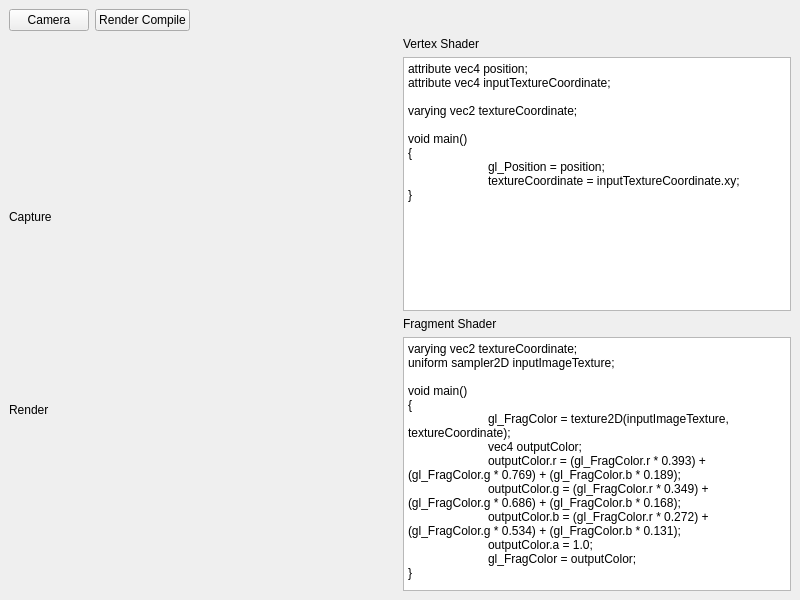
This is ShaderEye/MainWindow.ui in MediaEyeEngineers/ShaderEye as Qt 5 draws it before an edit. The edited form follows.
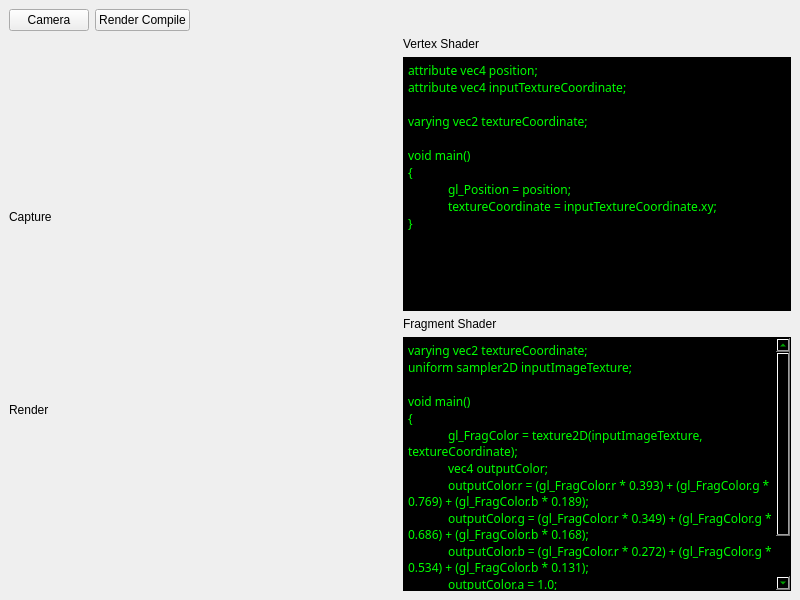
This is the edited form.

```diff
--- a/ShaderEye/MainWindow.ui
+++ b/ShaderEye/MainWindow.ui
@@ -147,11 +147,462 @@
                 <verstretch>0</verstretch>
                </sizepolicy>
               </property>
+              <property name="palette">
+               <palette>
+                <active>
+                 <colorrole role="WindowText">
+                  <brush brushstyle="SolidPattern">
+                   <color alpha="255">
+                    <red>0</red>
+                    <green>255</green>
+                    <blue>0</blue>
+                   </color>
+                  </brush>
+                 </colorrole>
+                 <colorrole role="Button">
+                  <brush brushstyle="SolidPattern">
+                   <color alpha="255">
+                    <red>0</red>
+                    <green>0</green>
+                    <blue>0</blue>
+                   </color>
+                  </brush>
+                 </colorrole>
+                 <colorrole role="Light">
+                  <brush brushstyle="SolidPattern">
+                   <color alpha="255">
+                    <red>216</red>
+                    <green>255</green>
+                    <blue>57</blue>
+                   </color>
+                  </brush>
+                 </colorrole>
+                 <colorrole role="Midlight">
+                  <brush brushstyle="SolidPattern">
+                   <color alpha="255">
+                    <red>191</red>
+                    <green>231</green>
+                    <blue>28</blue>
+                   </color>
+                  </brush>
+                 </colorrole>
+                 <colorrole role="Dark">
+                  <brush brushstyle="SolidPattern">
+                   <color alpha="255">
+                    <red>83</red>
+                    <green>104</green>
+                    <blue>0</blue>
+                   </color>
+                  </brush>
+                 </colorrole>
+                 <colorrole role="Mid">
+                  <brush brushstyle="SolidPattern">
+                   <color alpha="255">
+                    <red>111</red>
+                    <green>139</green>
+                    <blue>0</blue>
+                   </color>
+                  </brush>
+                 </colorrole>
+                 <colorrole role="Text">
+                  <brush brushstyle="SolidPattern">
+                   <color alpha="255">
+                    <red>0</red>
+                    <green>255</green>
+                    <blue>0</blue>
+                   </color>
+                  </brush>
+                 </colorrole>
+                 <colorrole role="BrightText">
+                  <brush brushstyle="SolidPattern">
+                   <color alpha="255">
+                    <red>255</red>
+                    <green>255</green>
+                    <blue>255</blue>
+                   </color>
+                  </brush>
+                 </colorrole>
+                 <colorrole role="ButtonText">
+                  <brush brushstyle="SolidPattern">
+                   <color alpha="255">
+                    <red>0</red>
+                    <green>255</green>
+                    <blue>0</blue>
+                   </color>
+                  </brush>
+                 </colorrole>
+                 <colorrole role="Base">
+                  <brush brushstyle="SolidPattern">
+                   <color alpha="255">
+                    <red>0</red>
+                    <green>0</green>
+                    <blue>0</blue>
+                   </color>
+                  </brush>
+                 </colorrole>
+                 <colorrole role="Window">
+                  <brush brushstyle="SolidPattern">
+                   <color alpha="255">
+                    <red>0</red>
+                    <green>0</green>
+                    <blue>0</blue>
+                   </color>
+                  </brush>
+                 </colorrole>
+                 <colorrole role="Shadow">
+                  <brush brushstyle="SolidPattern">
+                   <color alpha="255">
+                    <red>0</red>
+                    <green>0</green>
+                    <blue>0</blue>
+                   </color>
+                  </brush>
+                 </colorrole>
+                 <colorrole role="AlternateBase">
+                  <brush brushstyle="SolidPattern">
+                   <color alpha="255">
+                    <red>211</red>
+                    <green>231</green>
+                    <blue>127</blue>
+                   </color>
+                  </brush>
+                 </colorrole>
+                 <colorrole role="ToolTipBase">
+                  <brush brushstyle="SolidPattern">
+                   <color alpha="255">
+                    <red>255</red>
+                    <green>255</green>
+                    <blue>220</blue>
+                   </color>
+                  </brush>
+                 </colorrole>
+                 <colorrole role="ToolTipText">
+                  <brush brushstyle="SolidPattern">
+                   <color alpha="255">
+                    <red>0</red>
+                    <green>0</green>
+                    <blue>0</blue>
+                   </color>
+                  </brush>
+                 </colorrole>
+                 <colorrole role="PlaceholderText">
+                  <brush brushstyle="SolidPattern">
+                   <color alpha="128">
+                    <red>0</red>
+                    <green>0</green>
+                    <blue>0</blue>
+                   </color>
+                  </brush>
+                 </colorrole>
+                </active>
+                <inactive>
+                 <colorrole role="WindowText">
+                  <brush brushstyle="SolidPattern">
+                   <color alpha="255">
+                    <red>0</red>
+                    <green>255</green>
+                    <blue>0</blue>
+                   </color>
+                  </brush>
+                 </colorrole>
+                 <colorrole role="Button">
+                  <brush brushstyle="SolidPattern">
+                   <color alpha="255">
+                    <red>0</red>
+                    <green>0</green>
+                    <blue>0</blue>
+                   </color>
+                  </brush>
+                 </colorrole>
+                 <colorrole role="Light">
+                  <brush brushstyle="SolidPattern">
+                   <color alpha="255">
+                    <red>216</red>
+                    <green>255</green>
+                    <blue>57</blue>
+                   </color>
+                  </brush>
+                 </colorrole>
+                 <colorrole role="Midlight">
+                  <brush brushstyle="SolidPattern">
+                   <color alpha="255">
+                    <red>191</red>
+                    <green>231</green>
+                    <blue>28</blue>
+                   </color>
+                  </brush>
+                 </colorrole>
+                 <colorrole role="Dark">
+                  <brush brushstyle="SolidPattern">
+                   <color alpha="255">
+                    <red>83</red>
+                    <green>104</green>
+                    <blue>0</blue>
+                   </color>
+                  </brush>
+                 </colorrole>
+                 <colorrole role="Mid">
+                  <brush brushstyle="SolidPattern">
+                   <color alpha="255">
+                    <red>111</red>
+                    <green>139</green>
+                    <blue>0</blue>
+                   </color>
+                  </brush>
+                 </colorrole>
+                 <colorrole role="Text">
+                  <brush brushstyle="SolidPattern">
+                   <color alpha="255">
+                    <red>0</red>
+                    <green>255</green>
+                    <blue>0</blue>
+                   </color>
+                  </brush>
+                 </colorrole>
+                 <colorrole role="BrightText">
+                  <brush brushstyle="SolidPattern">
+                   <color alpha="255">
+                    <red>255</red>
+                    <green>255</green>
+                    <blue>255</blue>
+                   </color>
+                  </brush>
+                 </colorrole>
+                 <colorrole role="ButtonText">
+                  <brush brushstyle="SolidPattern">
+                   <color alpha="255">
+                    <red>0</red>
+                    <green>255</green>
+                    <blue>0</blue>
+                   </color>
+                  </brush>
+                 </colorrole>
+                 <colorrole role="Base">
+                  <brush brushstyle="SolidPattern">
+                   <color alpha="255">
+                    <red>0</red>
+                    <green>0</green>
+                    <blue>0</blue>
+                   </color>
+                  </brush>
+                 </colorrole>
+                 <colorrole role="Window">
+                  <brush brushstyle="SolidPattern">
+                   <color alpha="255">
+                    <red>0</red>
+                    <green>0</green>
+                    <blue>0</blue>
+                   </color>
+                  </brush>
+                 </colorrole>
+                 <colorrole role="Shadow">
+                  <brush brushstyle="SolidPattern">
+                   <color alpha="255">
+                    <red>0</red>
+                    <green>0</green>
+                    <blue>0</blue>
+                   </color>
+                  </brush>
+                 </colorrole>
+                 <colorrole role="AlternateBase">
+                  <brush brushstyle="SolidPattern">
+                   <color alpha="255">
+                    <red>211</red>
+                    <green>231</green>
+                    <blue>127</blue>
+                   </color>
+                  </brush>
+                 </colorrole>
+                 <colorrole role="ToolTipBase">
+                  <brush brushstyle="SolidPattern">
+                   <color alpha="255">
+                    <red>255</red>
+                    <green>255</green>
+                    <blue>220</blue>
+                   </color>
+                  </brush>
+                 </colorrole>
+                 <colorrole role="ToolTipText">
+                  <brush brushstyle="SolidPattern">
+                   <color alpha="255">
+                    <red>0</red>
+                    <green>0</green>
+                    <blue>0</blue>
+                   </color>
+                  </brush>
+                 </colorrole>
+                 <colorrole role="PlaceholderText">
+                  <brush brushstyle="SolidPattern">
+                   <color alpha="128">
+                    <red>0</red>
+                    <green>0</green>
+                    <blue>0</blue>
+                   </color>
+                  </brush>
+                 </colorrole>
+                </inactive>
+                <disabled>
+                 <colorrole role="WindowText">
+                  <brush brushstyle="SolidPattern">
+                   <color alpha="255">
+                    <red>0</red>
+                    <green>255</green>
+                    <blue>0</blue>
+                   </color>
+                  </brush>
+                 </colorrole>
+                 <colorrole role="Button">
+                  <brush brushstyle="SolidPattern">
+                   <color alpha="255">
+                    <red>0</red>
+                    <green>0</green>
+                    <blue>0</blue>
+                   </color>
+                  </brush>
+                 </colorrole>
+                 <colorrole role="Light">
+                  <brush brushstyle="SolidPattern">
+                   <color alpha="255">
+                    <red>216</red>
+                    <green>255</green>
+                    <blue>57</blue>
+                   </color>
+                  </brush>
+                 </colorrole>
+                 <colorrole role="Midlight">
+                  <brush brushstyle="SolidPattern">
+                   <color alpha="255">
+                    <red>191</red>
+                    <green>231</green>
+                    <blue>28</blue>
+                   </color>
+                  </brush>
+                 </colorrole>
+                 <colorrole role="Dark">
+                  <brush brushstyle="SolidPattern">
+                   <color alpha="255">
+                    <red>83</red>
+                    <green>104</green>
+                    <blue>0</blue>
+                   </color>
+                  </brush>
+                 </colorrole>
+                 <colorrole role="Mid">
+                  <brush brushstyle="SolidPattern">
+                   <color alpha="255">
+                    <red>111</red>
+                    <green>139</green>
+                    <blue>0</blue>
+                   </color>
+                  </brush>
+                 </colorrole>
+                 <colorrole role="Text">
+                  <brush brushstyle="SolidPattern">
+                   <color alpha="255">
+                    <red>0</red>
+                    <green>255</green>
+                    <blue>0</blue>
+                   </color>
+                  </brush>
+                 </colorrole>
+                 <colorrole role="BrightText">
+                  <brush brushstyle="SolidPattern">
+                   <color alpha="255">
+                    <red>255</red>
+                    <green>255</green>
+                    <blue>255</blue>
+                   </color>
+                  </brush>
+                 </colorrole>
+                 <colorrole role="ButtonText">
+                  <brush brushstyle="SolidPattern">
+                   <color alpha="255">
+                    <red>0</red>
+                    <green>255</green>
+                    <blue>0</blue>
+                   </color>
+                  </brush>
+                 </colorrole>
+                 <colorrole role="Base">
+                  <brush brushstyle="SolidPattern">
+                   <color alpha="255">
+                    <red>0</red>
+                    <green>0</green>
+                    <blue>0</blue>
+                   </color>
+                  </brush>
+                 </colorrole>
+                 <colorrole role="Window">
+                  <brush brushstyle="SolidPattern">
+                   <color alpha="255">
+                    <red>0</red>
+                    <green>0</green>
+                    <blue>0</blue>
+                   </color>
+                  </brush>
+                 </colorrole>
+                 <colorrole role="Shadow">
+                  <brush brushstyle="SolidPattern">
+                   <color alpha="255">
+                    <red>0</red>
+                    <green>0</green>
+                    <blue>0</blue>
+                   </color>
+                  </brush>
+                 </colorrole>
+                 <colorrole role="AlternateBase">
+                  <brush brushstyle="SolidPattern">
+                   <color alpha="255">
+                    <red>167</red>
+                    <green>208</green>
+                    <blue>0</blue>
+                   </color>
+                  </brush>
+                 </colorrole>
+                 <colorrole role="ToolTipBase">
+                  <brush brushstyle="SolidPattern">
+                   <color alpha="255">
+                    <red>255</red>
+                    <green>255</green>
+                    <blue>220</blue>
+                   </color>
+                  </brush>
+                 </colorrole>
+                 <colorrole role="ToolTipText">
+                  <brush brushstyle="SolidPattern">
+                   <color alpha="255">
+                    <red>0</red>
+                    <green>0</green>
+                    <blue>0</blue>
+                   </color>
+                  </brush>
+                 </colorrole>
+                 <colorrole role="PlaceholderText">
+                  <brush brushstyle="SolidPattern">
+                   <color alpha="128">
+                    <red>0</red>
+                    <green>0</green>
+                    <blue>0</blue>
+                   </color>
+                  </brush>
+                 </colorrole>
+                </disabled>
+               </palette>
+              </property>
               <property name="font">
                <font>
+                <family>.SF NS Symbols</family>
+                <weight>50</weight>
+                <bold>false</bold>
                 <underline>false</underline>
                </font>
               </property>
+              <property name="styleSheet">
+               <string notr="true">background-color:black;color:#00ff00</string>
+              </property>
+              <property name="lineWidth">
+               <number>-1</number>
+              </property>
               <property name="plainText">
                <string>attribute vec4 position;
 attribute vec4 inputTextureCoordinate;
@@ -165,6 +616,9 @@
 }
 </string>
               </property>
+              <property name="tabStopWidth">
+               <number>40</number>
+              </property>
              </widget>
             </item>
            </layout>
@@ -189,6 +643,213 @@
                 <verstretch>0</verstretch>
                </sizepolicy>
               </property>
+              <property name="palette">
+               <palette>
+                <active>
+                 <colorrole role="WindowText">
+                  <brush brushstyle="SolidPattern">
+                   <color alpha="255">
+                    <red>59</red>
+                    <green>55</green>
+                    <blue>255</blue>
+                   </color>
+                  </brush>
+                 </colorrole>
+                 <colorrole role="Button">
+                  <brush brushstyle="SolidPattern">
+                   <color alpha="255">
+                    <red>28</red>
+                    <green>0</green>
+                    <blue>145</blue>
+                   </color>
+                  </brush>
+                 </colorrole>
+                 <colorrole role="Text">
+                  <brush brushstyle="SolidPattern">
+                   <color alpha="255">
+                    <red>114</red>
+                    <green>131</green>
+                    <blue>252</blue>
+                   </color>
+                  </brush>
+                 </colorrole>
+                 <colorrole role="ButtonText">
+                  <brush brushstyle="SolidPattern">
+                   <color alpha="255">
+                    <red>49</red>
+                    <green>17</green>
+                    <blue>255</blue>
+                   </color>
+                  </brush>
+                 </colorrole>
+                 <colorrole role="Base">
+                  <brush brushstyle="SolidPattern">
+                   <color alpha="255">
+                    <red>0</red>
+                    <green>0</green>
+                    <blue>0</blue>
+                   </color>
+                  </brush>
+                 </colorrole>
+                 <colorrole role="Window">
+                  <brush brushstyle="SolidPattern">
+                   <color alpha="255">
+                    <red>0</red>
+                    <green>0</green>
+                    <blue>0</blue>
+                   </color>
+                  </brush>
+                 </colorrole>
+                 <colorrole role="PlaceholderText">
+                  <brush brushstyle="SolidPattern">
+                   <color alpha="128">
+                    <red>114</red>
+                    <green>131</green>
+                    <blue>252</blue>
+                   </color>
+                  </brush>
+                 </colorrole>
+                </active>
+                <inactive>
+                 <colorrole role="WindowText">
+                  <brush brushstyle="SolidPattern">
+                   <color alpha="255">
+                    <red>59</red>
+                    <green>55</green>
+                    <blue>255</blue>
+                   </color>
+                  </brush>
+                 </colorrole>
+                 <colorrole role="Button">
+                  <brush brushstyle="SolidPattern">
+                   <color alpha="255">
+                    <red>28</red>
+                    <green>0</green>
+                    <blue>145</blue>
+                   </color>
+                  </brush>
+                 </colorrole>
+                 <colorrole role="Text">
+                  <brush brushstyle="SolidPattern">
+                   <color alpha="255">
+                    <red>114</red>
+                    <green>131</green>
+                    <blue>252</blue>
+                   </color>
+                  </brush>
+                 </colorrole>
+                 <colorrole role="ButtonText">
+                  <brush brushstyle="SolidPattern">
+                   <color alpha="255">
+                    <red>49</red>
+                    <green>17</green>
+                    <blue>255</blue>
+                   </color>
+                  </brush>
+                 </colorrole>
+                 <colorrole role="Base">
+                  <brush brushstyle="SolidPattern">
+                   <color alpha="255">
+                    <red>0</red>
+                    <green>0</green>
+                    <blue>0</blue>
+                   </color>
+                  </brush>
+                 </colorrole>
+                 <colorrole role="Window">
+                  <brush brushstyle="SolidPattern">
+                   <color alpha="255">
+                    <red>0</red>
+                    <green>0</green>
+                    <blue>0</blue>
+                   </color>
+                  </brush>
+                 </colorrole>
+                 <colorrole role="PlaceholderText">
+                  <brush brushstyle="SolidPattern">
+                   <color alpha="128">
+                    <red>114</red>
+                    <green>131</green>
+                    <blue>252</blue>
+                   </color>
+                  </brush>
+                 </colorrole>
+                </inactive>
+                <disabled>
+                 <colorrole role="WindowText">
+                  <brush brushstyle="SolidPattern">
+                   <color alpha="255">
+                    <red>0</red>
+                    <green>255</green>
+                    <blue>0</blue>
+                   </color>
+                  </brush>
+                 </colorrole>
+                 <colorrole role="Button">
+                  <brush brushstyle="SolidPattern">
+                   <color alpha="255">
+                    <red>28</red>
+                    <green>0</green>
+                    <blue>145</blue>
+                   </color>
+                  </brush>
+                 </colorrole>
+                 <colorrole role="Text">
+                  <brush brushstyle="SolidPattern">
+                   <color alpha="255">
+                    <red>0</red>
+                    <green>255</green>
+                    <blue>0</blue>
+                   </color>
+                  </brush>
+                 </colorrole>
+                 <colorrole role="ButtonText">
+                  <brush brushstyle="SolidPattern">
+                   <color alpha="255">
+                    <red>0</red>
+                    <green>255</green>
+                    <blue>0</blue>
+                   </color>
+                  </brush>
+                 </colorrole>
+                 <colorrole role="Base">
+                  <brush brushstyle="SolidPattern">
+                   <color alpha="255">
+                    <red>0</red>
+                    <green>0</green>
+                    <blue>0</blue>
+                   </color>
+                  </brush>
+                 </colorrole>
+                 <colorrole role="Window">
+                  <brush brushstyle="SolidPattern">
+                   <color alpha="255">
+                    <red>0</red>
+                    <green>0</green>
+                    <blue>0</blue>
+                   </color>
+                  </brush>
+                 </colorrole>
+                 <colorrole role="PlaceholderText">
+                  <brush brushstyle="SolidPattern">
+                   <color alpha="128">
+                    <red>0</red>
+                    <green>255</green>
+                    <blue>0</blue>
+                   </color>
+                  </brush>
+                 </colorrole>
+                </disabled>
+               </palette>
+              </property>
+              <property name="font">
+               <font>
+                <family>.SF NS Symbols</family>
+               </font>
+              </property>
+              <property name="styleSheet">
+               <string notr="true">background-color:black;color:#00ff00</string>
+              </property>
               <property name="plainText">
                <string>varying vec2 textureCoordinate;
 uniform sampler2D inputImageTexture;
@@ -204,6 +865,9 @@
 	gl_FragColor = outputColor;
 }</string>
               </property>
+              <property name="tabStopWidth">
+               <number>40</number>
+              </property>
              </widget>
             </item>
            </layout>
```
